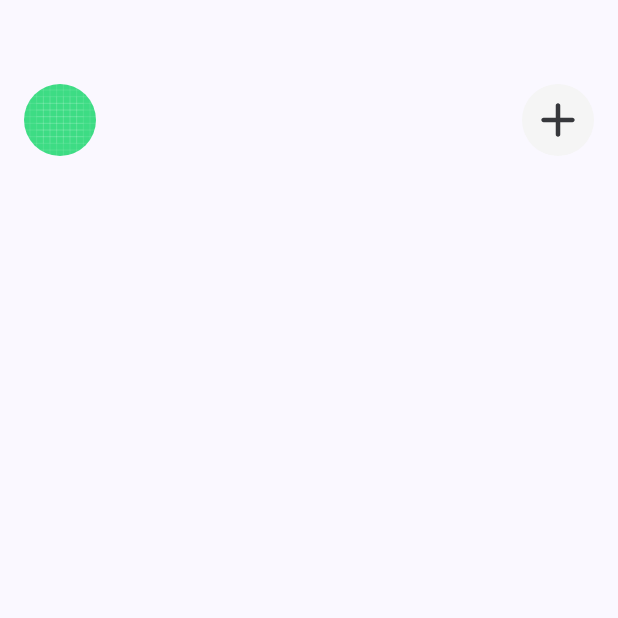
After one commit to nourelhodaahmed/Caffeine, an Android app built with Jetpack Compose: the composable TopAppBar shown on its own in the app's theme, on a phone screen of 412 x 824 dp, the top half of it. The commit adds this screen. Run offline under Robolectric (Android 15) with nearby library versions, the phone set to English and light mode, and no system bars.

Commit message:
feat: implement top app bar for home screen

```diff
--- /dev/null
+++ b/app/src/main/java/com/android/caffeine/Screen/Home/Home.kt
@@ -0,0 +1 @@
+package com.android.caffeine.Screen.Home
--- /dev/null
+++ b/app/src/main/java/com/android/caffeine/Screen/Home/HomeUiState.kt
@@ -0,0 +1,4 @@
+package com.android.caffeine.Screen.Home
+
+class HomeUiState {
+}
--- /dev/null
+++ b/app/src/main/java/com/android/caffeine/Screen/Home/HomeViewModel.kt
@@ -0,0 +1,6 @@
+package com.android.caffeine.Screen.Home
+
+import androidx.lifecycle.ViewModel
+
+class HomeViewModel(): ViewModel() {
+}
--- /dev/null
+++ b/app/src/main/java/com/android/caffeine/Screen/Home/composable/TopAppBar.kt
@@ -0,0 +1,56 @@
+package com.android.caffeine.Screen.Home.composable
+
+import com.android.caffeine.R
+import androidx.compose.foundation.Image
+import androidx.compose.foundation.background
+import androidx.compose.foundation.layout.Arrangement
+import androidx.compose.foundation.layout.Box
+import androidx.compose.foundation.layout.Row
+import androidx.compose.foundation.layout.fillMaxWidth
+import androidx.compose.foundation.layout.padding
+import androidx.compose.foundation.layout.size
+import androidx.compose.foundation.shape.CircleShape
+import androidx.compose.material3.Icon
+import androidx.compose.runtime.Composable
+import androidx.compose.ui.Alignment
+import androidx.compose.ui.Modifier
+import androidx.compose.ui.draw.clip
+import androidx.compose.ui.res.painterResource
+import androidx.compose.ui.tooling.preview.Preview
+import androidx.compose.ui.unit.dp
+import com.android.caffeine.ui.theme.TopBarButtonBackground
+
+@Composable
+fun TopAppBar(){
+    Row(
+        modifier = Modifier.fillMaxWidth().padding(horizontal = 16.dp).padding(top = 56.dp),
+        horizontalArrangement = Arrangement.Absolute.SpaceBetween
+    ) {
+        Box(
+            modifier = Modifier.size(48.dp).clip(CircleShape)
+        ){
+            Image(
+                painter = painterResource(R.drawable.ic_launcher_background),
+                contentDescription = null,
+                modifier = Modifier.size(48.dp)
+            )
+        }
+
+        Box(
+            modifier = Modifier.size(48.dp).background(color = TopBarButtonBackground,shape = CircleShape)
+        ){
+            Icon(
+                painter = painterResource(R.drawable.plus_round),
+                contentDescription = null,
+                modifier = Modifier.size(24.dp).align(Alignment.Center)
+            )
+        }
+
+    }
+}
+
+@Preview(showBackground = true)
+@Composable
+private fun TopAppBarPreview(){
+    TopAppBar()
+}
--- a/app/src/main/java/com/android/caffeine/ui/theme/Color.kt
+++ b/app/src/main/java/com/android/caffeine/ui/theme/Color.kt
@@ -9,3 +9,5 @@ val Pink80 = Color(0xFFEFB8C8)
 val Purple40 = Color(0xFF6650a4)
 val PurpleGrey40 = Color(0xFF625b71)
 val Pink40 = Color(0xFF7D5260)
+
+val TopBarButtonBackground = Color(0xFFF5F5F5)
--- /dev/null
+++ b/app/src/main/res/drawable/plus_round.xml
@@ -0,0 +1,10 @@
+<vector xmlns:android="http://schemas.android.com/apk/res/android"
+    android:width="20dp"
+    android:height="20dp"
+    android:viewportWidth="20"
+    android:viewportHeight="20">
+  <path
+      android:pathData="M11.25,2C11.25,1.31 10.69,0.75 10,0.75C9.31,0.75 8.75,1.31 8.75,2V8.75H2C1.31,8.75 0.75,9.31 0.75,10C0.75,10.69 1.31,11.25 2,11.25H8.75V18C8.75,18.69 9.31,19.25 10,19.25C10.69,19.25 11.25,18.69 11.25,18V11.25H18C18.69,11.25 19.25,10.69 19.25,10C19.25,9.31 18.69,8.75 18,8.75H11.25V2Z"
+      android:fillColor="#1F1F1F"
+      android:fillAlpha="0.87"/>
+</vector>
```
